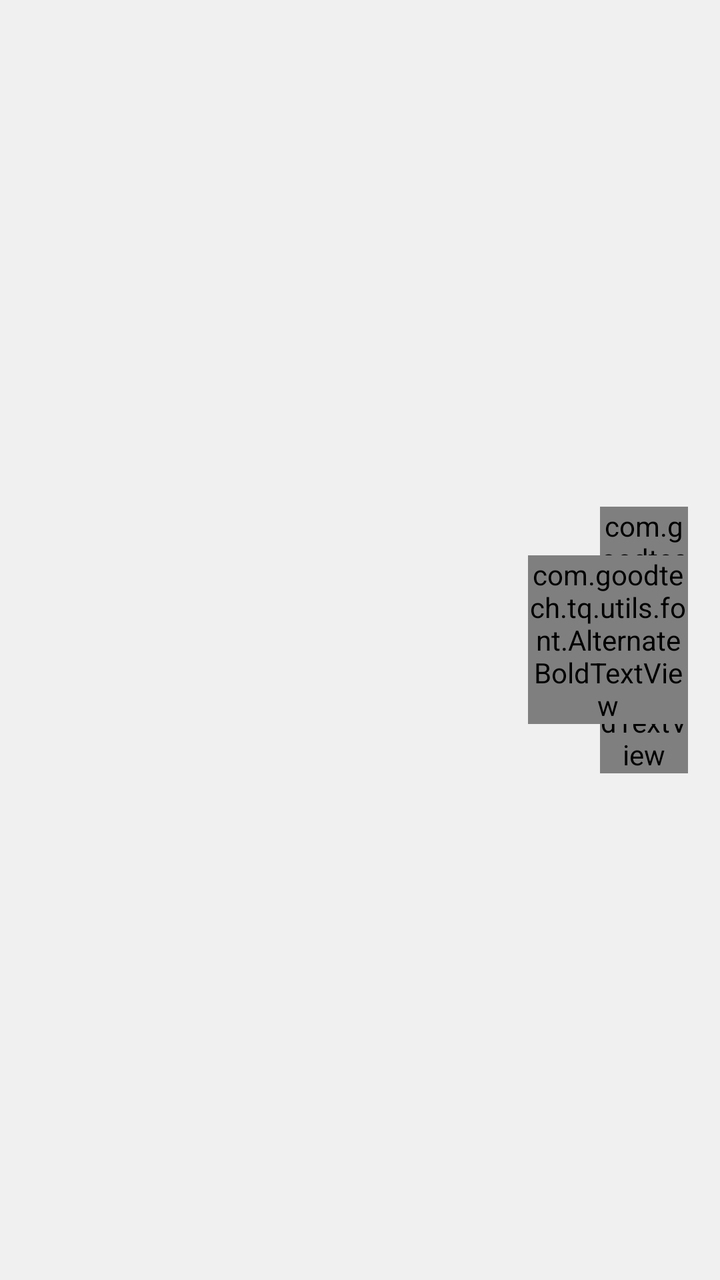
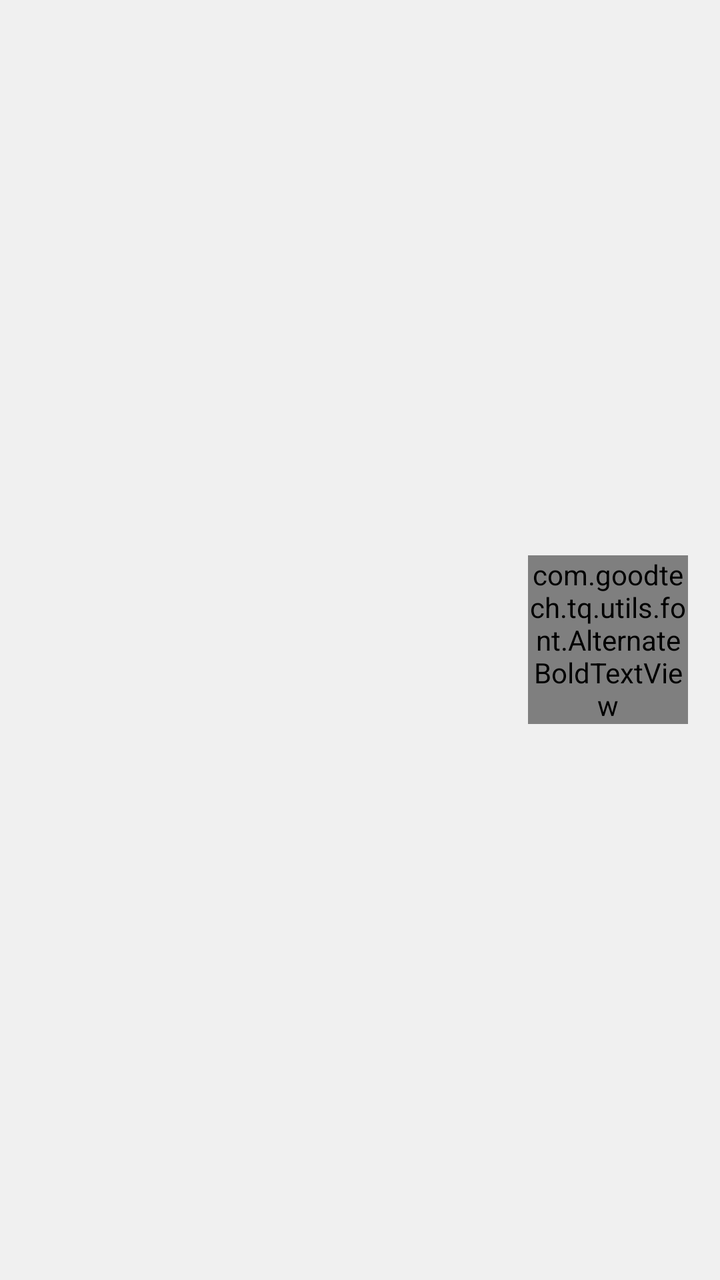

The first picture is an Android layout as it rendered before a commit; the second is the same layout after the commit. The layout source and the unified diff follow.
<!-- AndroidManifest.xml: application theme AppTheme.NoActionBar.TransparentStatusBar.ImmerseStatusBar -->
<!-- res/layout/item_city.xml -->
<?xml version="1.0" encoding="utf-8"?>
<FrameLayout xmlns:android="http://schemas.android.com/apk/res/android"
    xmlns:tools="http://schemas.android.com/tools"
    android:layout_width="match_parent"
    android:layout_height="60dp"
    android:id="@+id/frameLayout">

    <RelativeLayout
        android:layout_width="70dp"
        android:layout_height="match_parent"
        android:background="@color/color_ff4a4a"
        android:layout_gravity="end"
        >

        <Button
            android:id="@+id/btn_delete"
            android:layout_width="match_parent"
            android:layout_height="match_parent"
            android:background="@color/color_ff4a4a"
            android:gravity="center"
            android:textColor="@color/white"
            android:textSize="@dimen/sp_16"
            android:text="@string/button_delete"
            android:visibility="visible"
            />

    </RelativeLayout>

    <RelativeLayout
        android:id="@+id/container"
        android:layout_width="match_parent"
        android:layout_height="match_parent"
        android:background="@color/bg_item_normal_state"
        android:clickable="true"
        tools:ignore="UselessParent">

        <TextView
            android:id="@+id/tv_city_name"
            android:layout_width="wrap_content"
            android:layout_height="wrap_content"
            android:layout_centerVertical="true"
            android:layout_toEndOf="@+id/img_delete"
            android:layout_marginStart="10dp"
            android:textColor="@color/black"
            android:textSize="16dp" />

        <ImageView
            android:id="@+id/img_delete"
            android:layout_width="34dp"
            android:layout_height="44dp"
            android:padding="7dp"
            android:layout_marginStart="10dp"
            android:layout_alignParentStart="true"
            android:layout_centerVertical="true"
            android:src="@drawable/ic_city_delete"
            android:visibility="gone" />

        <ImageView
            android:id="@+id/img_location"
            android:layout_width="10dp"
            android:layout_height="15dp"
            android:layout_marginStart="6dp"
            android:src="@drawable/ic_location_gray"
            android:layout_toEndOf="@+id/tv_city_name"
            android:layout_centerVertical="true"
            android:visibility="invisible" />

        <LinearLayout
            android:id="@+id/layout_weather"
            android:layout_width="wrap_content"
            android:layout_height="match_parent"
            android:layout_marginEnd="16dp"
            android:layout_alignParentEnd="true"
            android:layout_centerVertical="true"
            android:gravity="center_vertical"
            android:orientation="horizontal"
            android:visibility="visible"
            >

            <ImageView
                android:id="@+id/img_icon"
                android:layout_width="30dp"
                android:layout_height="30dp" />

            <com.goodtech.tq.utils.font.AlternateBoldTextView
                android:id="@+id/tv_temperature"
                android:layout_width="44dp"
                android:layout_height="wrap_content"
                android:layout_marginStart="15dp"
                android:textAlignment="textEnd"
                android:textColor="@color/color_00c4ff"
                android:textSize="@dimen/sp_20" />

        </LinearLayout>

        <com.goodtech.tq.utils.font.AlternateBoldTextView
            android:id="@+id/tv_tip_date"
            android:layout_width="80dp"
            android:layout_height="wrap_content"
            android:layout_marginStart="15dp"
            android:textAlignment="textEnd"
            android:textColor="@color/color_4a4a4a"
            android:textSize="14dp"
            android:text="数据更新中"
            android:layout_marginEnd="16dp"
            android:layout_alignParentEnd="true"
            android:layout_centerVertical="true" />

        
        <ImageView
            android:id="@+id/img_city_drag"
            android:layout_width="60dp"
            android:layout_height="match_parent"
            android:padding="20dp"
            android:layout_alignParentEnd="true"
            android:src="@drawable/ic_city_edit"
            android:visibility="gone"
            android:clickable="true" />

    </RelativeLayout>



</FrameLayout>
<!-- resources referenced by this layout -->
<resources>
  <color name="bg_item_normal_state">#fff0f0f0</color>
  <color name="black">#000000</color>
  <color name="color_00c4ff">#00C4FF</color>
  <color name="color_4a4a4a">#4a4a4a</color>
  <color name="color_ff4a4a">#FF4A4A</color>
  <color name="white">#FFFFFF</color>
  <dimen name="sp_16">16dp</dimen>
  <dimen name="sp_20">20dp</dimen>
  <!-- drawable ic_city_delete: png bitmap (drawable-xxhdpi, 413 bytes) -->
  <!-- drawable ic_city_edit: png bitmap (drawable-xxhdpi, 118 bytes) -->
  <!-- drawable ic_location_gray: png bitmap (drawable-xxhdpi, 642 bytes) -->
  <string name="button_delete">删除</string>
  <style name="AppTheme.NoActionBar.TransparentStatusBar.ImmerseStatusBar" />
</resources>

<!-- the commit's change to res/layout/item_city.xml (unified diff, before → after) -->
@@ -74,7 +74,7 @@
             android:layout_centerVertical="true"
             android:gravity="center_vertical"
             android:orientation="horizontal"
-            android:visibility="visible"
+            android:visibility="gone"
             >
 
             <ImageView
